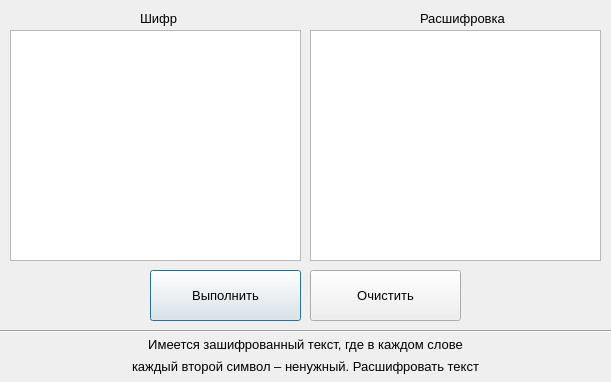
First picture: the form in uis/main.ui, repository Vlad-a11/Python_Lab4_2, before the edit.
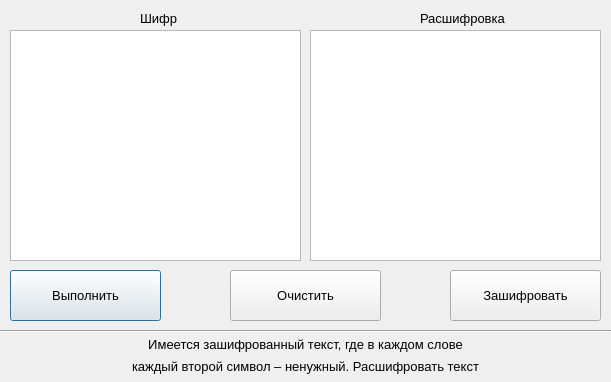
Second picture: the form after the edit.

```diff
--- a/uis/main.ui
+++ b/uis/main.ui
@@ -98,7 +98,7 @@
   <widget class="QPushButton" name="btn_solve">
    <property name="geometry">
     <rect>
-     <x>150</x>
+     <x>10</x>
      <y>270</y>
      <width>151</width>
      <height>51</height>
@@ -117,7 +117,7 @@
   <widget class="QPushButton" name="btn_clear">
    <property name="geometry">
     <rect>
-     <x>310</x>
+     <x>230</x>
      <y>270</y>
      <width>151</width>
      <height>51</height>
@@ -190,6 +190,25 @@
     <enum>Qt::Horizontal</enum>
    </property>
   </widget>
+  <widget class="QPushButton" name="btn2">
+   <property name="geometry">
+    <rect>
+     <x>450</x>
+     <y>270</y>
+     <width>151</width>
+     <height>51</height>
+    </rect>
+   </property>
+   <property name="font">
+    <font>
+     <family>Segoe UI</family>
+     <pointsize>10</pointsize>
+    </font>
+   </property>
+   <property name="text">
+    <string>Зашифровать</string>
+   </property>
+  </widget>
  </widget>
  <resources/>
  <connections/>
```
